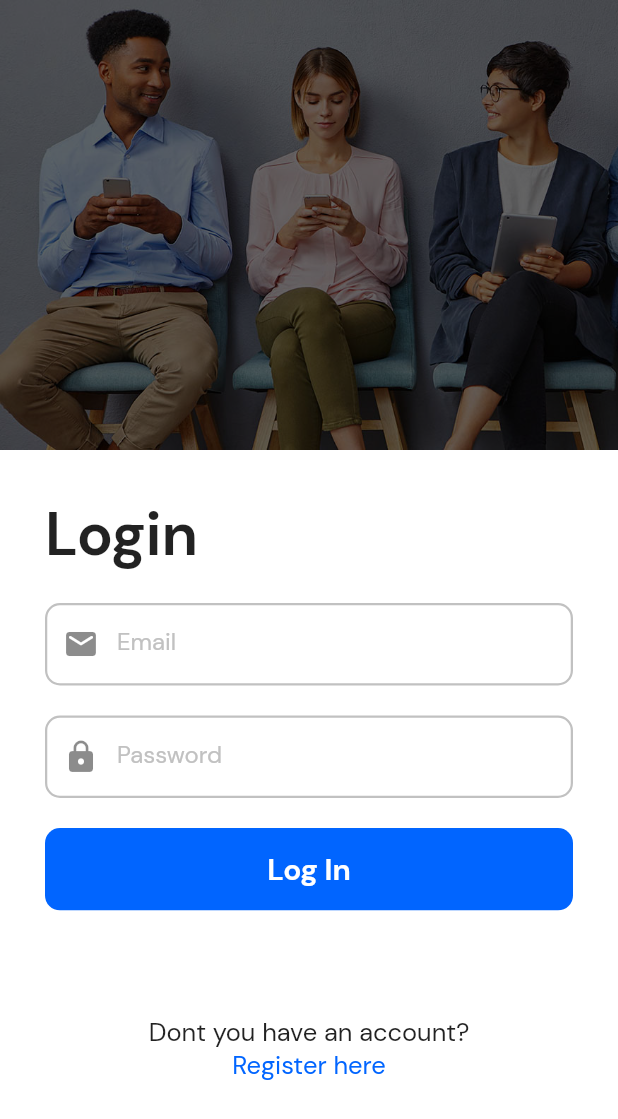
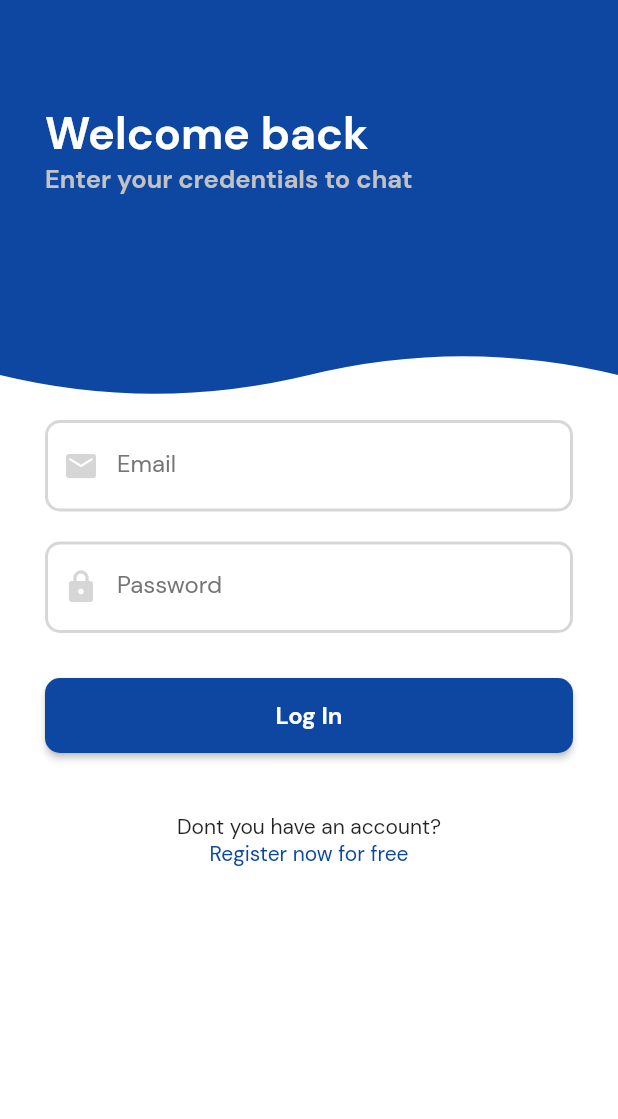
Before and after one commit to Sebas3270/chat-app, a Flutter app: the screen it shows after launch, after a tap on "Log In", on a phone screen of 412 x 824 dp. Shown: the top 1119 px of the screen. Run offline on Flutter 3.47's test engine with Material 2 defaults, Android fonts, the phone set to English and light mode, and no system bars.

Commit message:
imporving ui

```diff
--- a/lib/screens/login_screen.dart
+++ b/lib/screens/login_screen.dart
@@ -1,180 +1,187 @@
-import 'package:chat_app/widgets/login_input.dart';
+
+import 'package:chat_app/widgets/widgets.dart';
 import 'package:flutter/material.dart';
 import 'package:flutter/services.dart';
 
 class LogInScreen extends StatelessWidget {
 
+
   @override
   Widget build(BuildContext context) {
 
-    TextEditingController emailController = TextEditingController();
-    TextEditingController passwordController = TextEditingController();
+    SystemChrome.setSystemUIOverlayStyle(const SystemUiOverlayStyle(
+      statusBarBrightness: Brightness.dark,
+    ));
 
-    SystemChrome.setSystemUIOverlayStyle(SystemUiOverlayStyle.light);
+    final emailController = TextEditingController();
+    final passwordController = TextEditingController();
 
     return Scaffold(
       body: SingleChildScrollView(
-        physics: const BouncingScrollPhysics(),
         child: Column(
           children: [
 
-            const TopImageContainer(),
+            LogCredentialHeader(isLogin: true,),
+
+            const SizedBox(
+              height: 30,
+            ),
 
             Padding(
-              padding: const EdgeInsets.all(30.0),
+              padding: const EdgeInsets.symmetric(horizontal: 30),
               child: Column(
                 children: [
-                  Row(
-                    children: const [
-                      Text(
-                        'Login',
-                        style: TextStyle(
-                            fontSize: 40, fontWeight: FontWeight.w700),
-                      ),
-                    ],
+
+                  LogInInput(
+                    label: 'Email',
+                    hintText: '',
+                    icon: Icons.email_rounded,
+                    isPassword: false,
+                    txtController: emailController
                   ),
 
                   const SizedBox(
                     height: 20,
                   ),
 
-                  Column(
-                    children: [
-                      LogInInput(
-                        label: 'Email',
-                        hintText: 'example@gmail.com',
-                        icon: Icons.email_rounded,
-                        isPassword: false,
-                        txtController: emailController
-                      ),
-                      SizedBox(
-                        height: 20,
-                      ),
                   LogInInput(
                     label: 'Password',
-                        hintText: '********',
+                    hintText: '',
                     icon: Icons.lock,
                     isPassword: true,
                     txtController: passwordController
                   ),
 
                   SizedBox(
-                        height: 20,
+                    height: 30,
                   ),
 
-                      LoginButton(
-                        isLogin: true,
-                        onTapFunction: () {
-                          print('Hi');
+                  ElevatedButton(
+                    style: ElevatedButton.styleFrom(
+                      backgroundColor: Colors.blue[900],
+                      shape: RoundedRectangleBorder(
+                        borderRadius: BorderRadius.circular(10), // <-- Radius
+                      ),
+                    ),
+                    onPressed: () {
+
                     },
+                    child: const SizedBox(
+                      width: double.infinity,
+                      height: 50,
+                      child: Center(
+                        child: Text('Log In',
+                          style: TextStyle(
+                            fontWeight: FontWeight.w700,
+                            fontSize: 16
+                          ),
+                        )
+                      )
+                    )
                   ),
 
+                  LogRegisterLabels(
+                    isLogin: true,
+                    route: 'register',
+                  ),
 
-                    ],
-                  ),
                 ],
               ),
             ),
 
-            SizedBox(height: 40,),
+          ],
 
-            LogInRegisterLabels(route: 'register', isLogin: true,),
-          ],
         ),
       ),
    );
   }
 }
 
-class LogInRegisterLabels extends StatelessWidget {
+class LogRegisterLabels extends StatelessWidget {
 
-  final bool isLogin;
-  final String route;
+  bool isLogin;
+  String route;
 
-  LogInRegisterLabels({
+  LogRegisterLabels({
     Key? key,
-    required this.route,
-    required this.isLogin
-  }) : super(key: key);
-
-  @override
-  Widget build(BuildContext context) {
-    return Column(
-      children: [
-        Text(isLogin ? 'Dont you have an account?' : 'Already an account?',
-          style: TextStyle(
-            fontSize: 17,
-          ),
-        ),
-        GestureDetector(
-          onTap: () => Navigator.of(context).pushReplacementNamed(route),
-          child: Text(isLogin ? 'Register here' : 'Log In here',
-            style: TextStyle(
-              fontSize: 17,
-              color: Theme.of(context).primaryColor
-            ),
-          ),
-        ),
-      ],
-    );
-  }
-}
-
-class TopImageContainer extends StatelessWidget {
-  const TopImageContainer({
-    Key? key,
+    required this.isLogin,
+    required this.route
   }) : super(key: key);
 
   @override
   Widget build(BuildContext context) {
     return Container(
-      height: 300,
-      decoration: BoxDecoration(
-        image: DecorationImage(
-          image:AssetImage('assets/login.jpg'),
-          fit: BoxFit.cover,
-          alignment: AlignmentDirectional.centerStart,
-          colorFilter: ColorFilter.mode(Color.fromARGB(255, 0, 0, 0).withOpacity(0.6), BlendMode.darken),
+      margin: const EdgeInsets.only(top: 40),
+      child: Column(
+        children: [
+          Text( isLogin ? 'Dont you have an account?' : 'Do you already have an account?'),
+          GestureDetector(
+            onTap: () => Navigator.of(context).pushReplacementNamed(route),
+            child: Text( isLogin ? 'Register now for free' : 'Log in now',
+              style: TextStyle(
+                color: Theme.of(context).primaryColor,
               ),
+            ),
+          ),
+        ],
       ),
     );
   }
 }
 
-class LoginButton extends StatelessWidget {
-  void Function() onTapFunction;
-  final bool isLogin;
+class LogCredentialHeader extends StatelessWidget {
 
-  LoginButton({
+  bool isLogin;
+
+  LogCredentialHeader({
     Key? key,
-    required this.onTapFunction,
-    required this.isLogin
+    required this.isLogin,
   }) : super(key: key);
 
   @override
   Widget build(BuildContext context) {
-    return GestureDetector(
-      onTap: onTapFunction,
-      child: ClipRRect(
-        borderRadius: const BorderRadius.all(Radius.circular(10)),
-        child: Container(
-          height: 55,
+    return Stack(
+      children: [
+        SizedBox(
+          height: 250,
           width: double.infinity,
-          color: Theme.of(context).primaryColor,
-          child: Row(
+          child: CustomPaint(
+            painter: WaveHeader(),
+          ),
+        ),
+
+        Container(
+          padding: const EdgeInsets.symmetric(horizontal: 30),
+          child: SafeArea(
+            child:SizedBox(
+              height: 200,
+              width: double.infinity,
+              child: Column(
                 mainAxisAlignment: MainAxisAlignment.center,
+                crossAxisAlignment: CrossAxisAlignment.start,
                 children: [
                   Text(
-                isLogin ? 'Log In' : 'Register',
+                    isLogin ? 'Welcome back' : 'Register',
                     style: const TextStyle(
-                    color: Colors.white,
+                      fontSize: 30,
                       fontWeight: FontWeight.w700,
-                    fontSize: 20),
+                      color: Colors.white
+                    ),
+                  ),
+                  Text(
+                    isLogin ? 'Enter your credentials to chat' : 'Create an account to start the chat',
+                    style: const TextStyle(
+                      fontSize: 17,
+                      color: Color.fromARGB(255, 194, 194, 194),
+                      fontWeight: FontWeight.w700
+                    ),
                   ),
                 ],
               ),
             ),
           ),
+        )
+      ],
     );
   }
 }
--- a/lib/screens/register_screen.dart
+++ b/lib/screens/register_screen.dart
@@ -9,6 +9,7 @@ class RegisterScreen extends StatelessWidget {
   @override
   Widget build(BuildContext context) {
 
+    TextEditingController nameController = TextEditingController();
     TextEditingController emailController = TextEditingController();
     TextEditingController passwordController = TextEditingController();
 
@@ -20,25 +21,14 @@ class RegisterScreen extends StatelessWidget {
         child: Column(
           children: [
 
-            const TopImageContainer(),
+            LogCredentialHeader(
+              isLogin: false,
+            ),
 
             Padding(
               padding: const EdgeInsets.all(30.0),
               child: Column(
                 children: [
-                  Row(
-                    children: const [
-                      Text(
-                        'Register',
-                        style: TextStyle(
-                            fontSize: 40, fontWeight: FontWeight.w700),
-                      ),
-                    ],
-                  ),
-
-                  const SizedBox(
-                    height: 20,
-                  ),
 
                   Column(
                     children: [
@@ -47,7 +37,7 @@ class RegisterScreen extends StatelessWidget {
                         hintText: 'Sebastian Alvarez',
                         icon: Icons.person,
                         isPassword: false,
-                        txtController: emailController
+                        txtController: nameController
                       ),
                       SizedBox(
                         height: 20,
@@ -57,6 +47,7 @@ class RegisterScreen extends StatelessWidget {
                         hintText: 'example@gmail.com',
                         icon: Icons.email_rounded,
                         isPassword: false,
+                        inputType: TextInputType.emailAddress,
                         txtController: emailController
                       ),
                       SizedBox(
@@ -74,12 +65,29 @@ class RegisterScreen extends StatelessWidget {
                         height: 20,
                       ),
 
-                      LoginButton(
-                        isLogin: false,
-                        onTapFunction: () {
-                          print('Hi');
-                        },
+                      ElevatedButton(
+                    style: ElevatedButton.styleFrom(
+                      backgroundColor: Colors.blue[900],
+                      shape: RoundedRectangleBorder(
+                        borderRadius: BorderRadius.circular(10), // <-- Radius
                       ),
+                    ),
+                    onPressed: () {
+
+                    },
+                    child: const SizedBox(
+                      width: double.infinity,
+                      height: 50,
+                      child: Center(
+                        child: Text('Register',
+                          style: TextStyle(
+                            fontWeight: FontWeight.w700,
+                            fontSize: 16
+                          ),
+                        )
+                      )
+                    )
+                  ),
 
 
                     ],
@@ -89,7 +97,7 @@ class RegisterScreen extends StatelessWidget {
             ),
 
 
-            LogInRegisterLabels(route: 'login', isLogin: false,),
+            LogRegisterLabels(route: 'login', isLogin: false,),
           ],
         ),
       ),
--- a/lib/theme/theme.dart
+++ b/lib/theme/theme.dart
@@ -5,7 +5,7 @@ class ChatAppTheme {
   static final lightTheme = ThemeData(
     fontFamily: 'DmSans',
     scaffoldBackgroundColor: Colors.white,
-    primaryColor: Color(0xFF0165ff),
+    primaryColor: Colors.blue[900],
   );
 
   static final darkTheme = ThemeData.dark().copyWith(
--- a/lib/widgets/login_input.dart
+++ b/lib/widgets/login_input.dart
@@ -7,6 +7,7 @@ class LogInInput extends StatelessWidget {
   IconData icon;
   bool isPassword;
   TextEditingController txtController;
+  TextInputType? inputType;
 
   LogInInput({
     Key? key,
@@ -15,23 +16,69 @@ class LogInInput extends StatelessWidget {
     required this.icon,
     required this.isPassword,
     required this.txtController,
+    this.inputType,
   }) : super(key: key);
 
   @override
   Widget build(BuildContext context) {
-    return SizedBox(
-      height: 55,
-      child: TextField(
-          autocorrect: false,
-          keyboardType: TextInputType.text,
-          obscureText: isPassword,
-          decoration:
-          inputDecoration(label, hintText, icon)
+    return TextField(
+      controller: txtController,
+      obscureText: isPassword,
+      keyboardType: inputType ?? TextInputType.text,
+      cursorColor: Colors.grey[500],
+      style: const TextStyle(
+        fontWeight: FontWeight.w700
+      ),
+      decoration: InputDecoration(
+        label: Text(label, style: TextStyle(fontWeight: FontWeight.w400, color:Colors.grey[600]),),
+        // hintText: 'example@gmail.com',
+        prefixIcon: Icon(icon, color: Colors.grey[350],),
+        enabledBorder: OutlineInputBorder(
+          borderSide: const BorderSide(color: Color.fromARGB(255, 215, 215, 215), width: 2.0),
+          borderRadius: BorderRadius.circular(10.0),
         ),
+        focusedBorder:OutlineInputBorder(
+          borderSide: const BorderSide(color: Color.fromARGB(255, 215, 215, 215), width: 2.0),
+          borderRadius: BorderRadius.circular(10.0),
+        ),
+      ),
     );
   }
 
-    final Color primary = Color.fromARGB(255, 193, 193, 193);
+  //   final Color primary = Color.fromARGB(255, 193, 193, 193);
+  // InputDecoration inputDecoration(
+  //     String label, String hintText, IconData icon) {
+  //     return InputDecoration(
+  //       label: Text(label),
+  //       hintText: hintText,
+  //       focusColor: const Color(0xFF0165ff),
+  //       prefixIcon: Icon(
+  //         icon,
+  //       ),
+  //       floatingLabelStyle: TextStyle(
+  //         color: Color(0xFF0165ff),
+  //         // fontWeight: FontWeight.w600
+  //       ),
+  //       labelStyle: TextStyle(
+  //         color: primary,
+  //         // fontWeight: FontWeight.w600
+  //       ),
+  //       border: OutlineInputBorder(
+  //         borderRadius: BorderRadius.all(Radius.circular(10)),
+  //         borderSide: BorderSide(color: primary, width: 1.5),
+  //       ),
+  //       enabledBorder: OutlineInputBorder(
+  //         borderSide: BorderSide(color: primary, width: 1.5),
+  //         borderRadius: BorderRadius.all(Radius.circular(10)),
+  //       ),
+  //       focusedBorder: OutlineInputBorder(
+  //         borderSide: BorderSide(color: Color(0xFF0165ff), width: 1.5),
+  //         borderRadius: BorderRadius.all(Radius.circular(10)),
+  //       ),
+  //     );
+
+
+  final Color primary = Color.fromARGB(255, 193, 193, 193);
   InputDecoration inputDecoration(
       String label, String hintText, IconData icon) {
       return InputDecoration(
@@ -58,9 +105,10 @@ class LogInInput extends StatelessWidget {
           borderRadius: BorderRadius.all(Radius.circular(10)),
         ),
         focusedBorder: OutlineInputBorder(
-          borderSide: BorderSide(color: Color(0xFF0165ff), width: 1.5),
+          // borderSide: BorderSide(color: Color(0xFF0165ff), width: 1.5),
           borderRadius: BorderRadius.all(Radius.circular(10)),
         ),
       );
+
   }
 }
--- /dev/null
+++ b/lib/widgets/wave_header.dart
@@ -0,0 +1,30 @@
+import 'package:flutter/material.dart';
+
+class WaveHeader extends CustomPainter {
+
+  @override
+  void paint(Canvas canvas, Size size) {
+
+    final paint = Paint();
+
+    paint.color = const Color.fromARGB(255, 13, 71, 161);
+    paint.style = PaintingStyle.fill;
+    paint.strokeWidth = 1;
+
+    final path = Path();
+
+    path.lineTo(0, size.height);
+    path.quadraticBezierTo(size.width * 0.25, size.height * 1.10, size.width * 0.5, size.height);
+    path.quadraticBezierTo(size.width * 0.75, size.height * 0.9, size.width, size.height);
+    path.lineTo( size.width, 0);
+
+    canvas.drawPath(path, paint);
+
+  }
+
+  @override
+  bool shouldRepaint(covariant CustomPainter oldDelegate) {
+    return true;
+  }
+
+}
--- a/lib/widgets/widgets.dart
+++ b/lib/widgets/widgets.dart
@@ -1 +1,2 @@
+export 'package:chat_app/widgets/wave_header.dart';
 export 'package:chat_app/widgets/login_input.dart';
```
Lines whose indentation alone changed are shown as unchanged.
